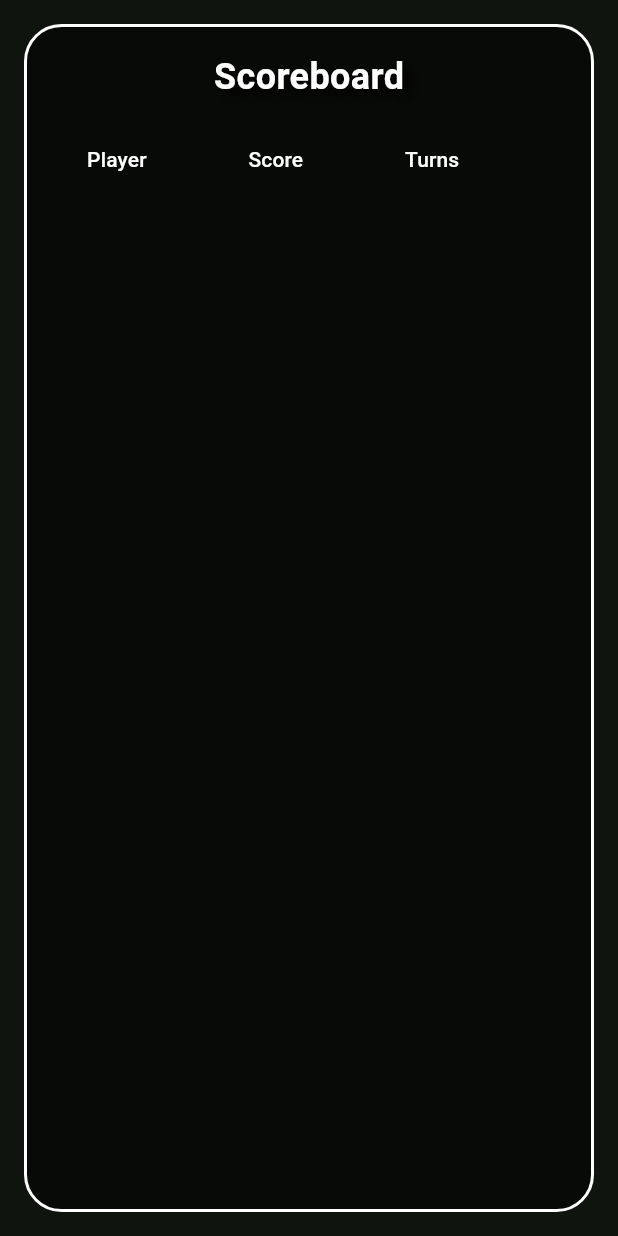
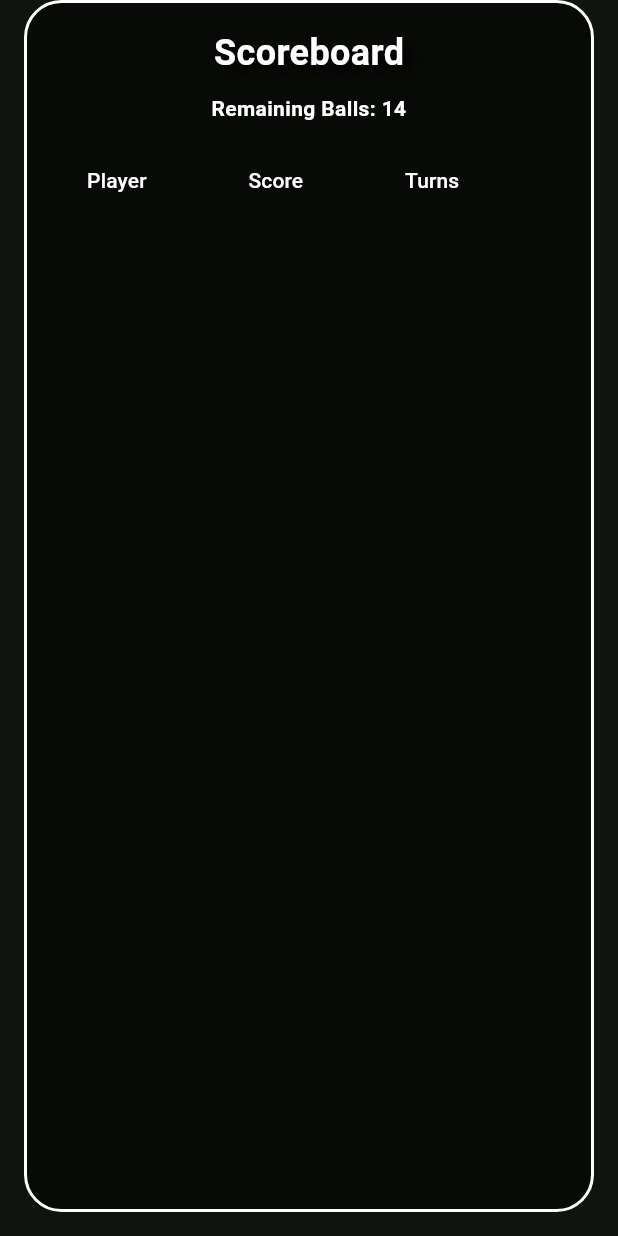
Before and after one commit to ben-fletcher/Pooker, a Flutter app: the Scoreboard widget shown alone on an empty page, opened directly, on a phone screen of 412 x 824 dp. Run offline on Flutter 3.47's test engine with Material 3 defaults, Android fonts, the phone set to English and light mode, and no system bars.

Commit message:
Auto remaining ball system

```diff
--- a/lib/pages/calculator.dart
+++ b/lib/pages/calculator.dart
@@ -36,11 +36,9 @@ class CalculatorPage extends StatelessWidget {
             ],
           ),
           body: Center(
-            child: ListView(
-              physics: BouncingScrollPhysics(),
+            child: Column(
               children: [
-                Scoreboard(),
-                const SizedBox(height: 50),
+                Expanded(child: Scoreboard()),
                 Padding(
                   padding: const EdgeInsets.only(bottom: 25.0),
                   child: ActionButtons(),
--- a/lib/widgets/scoreboard.dart
+++ b/lib/widgets/scoreboard.dart
@@ -1,5 +1,3 @@
-import 'dart:math';
-
 import 'package:flutter/material.dart';
 import 'package:pooker_score/models/game_model.dart';
 import 'package:pooker_score/models/turn.dart';
@@ -14,7 +12,7 @@ class Scoreboard extends StatelessWidget {
       builder: (context, gameModel, child) {
         return Container(
           width: double.infinity,
-          margin: EdgeInsets.all(16.0),
+          margin: EdgeInsets.only(left: 16.0, right: 16.0, bottom: 16.0),
           padding: EdgeInsets.all(16.0),
           decoration: BoxDecoration(
             color: Colors.black.withOpacity(0.5),
@@ -42,8 +40,17 @@ class Scoreboard extends StatelessWidget {
                 ),
               ),
               SizedBox(height: 10),
-              Container(
-                height: MediaQuery.of(context).size.height * 0.3,
+              Text(
+                'Remaining Balls: ${gameModel.remainingBalls}',
+                style: TextStyle(
+                  fontSize: 14,
+                  color: Colors.white,
+                  fontWeight: FontWeight.bold,
+                ),
+                textAlign: TextAlign.center,
+              ),
+              SizedBox(height: 10),
+              Expanded(
                 child: SingleChildScrollView(
                   child: DataTable(
                     columnSpacing: 20.0,
```
Also changed, not shown: lib/models/game_model.dart (+26 -2 lines), lib/widgets/action_buttons.dart (+22 -16 lines).
